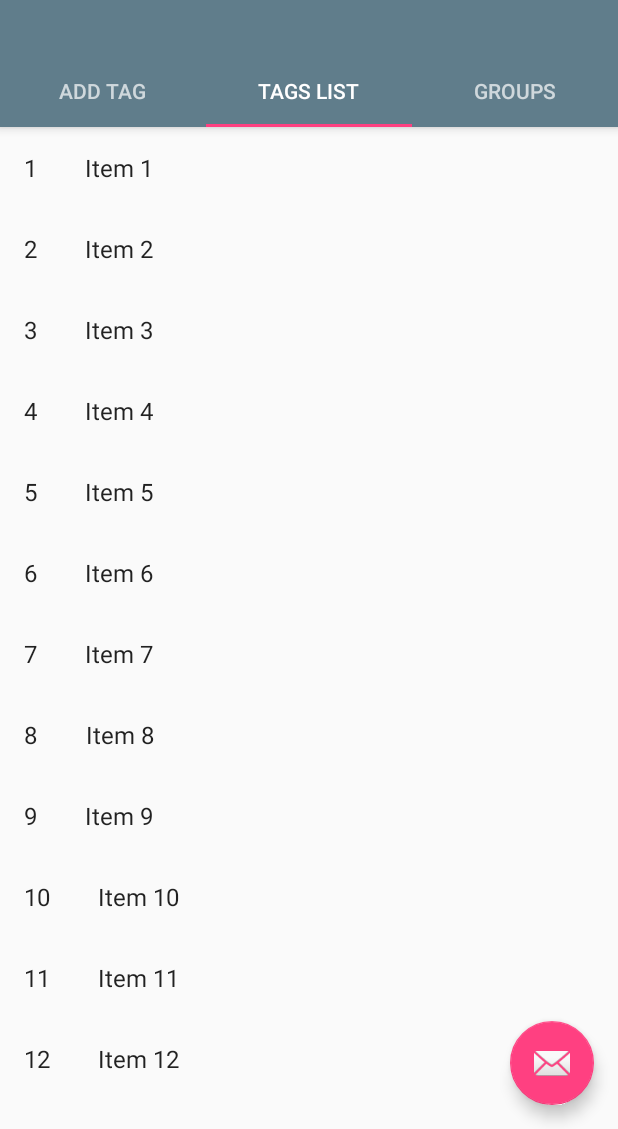
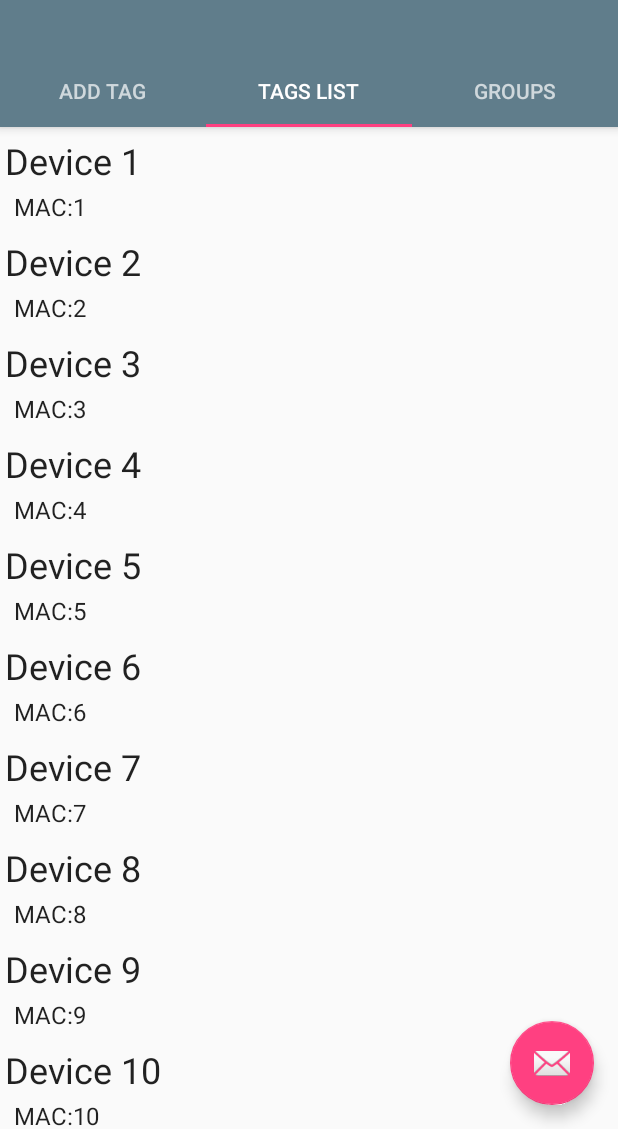
Before and after one commit to NishadSaraf/TeleScope, an Android app: the TelescopeActivity screen opened directly, with no data from a screen before it, tab 2 chosen, on a phone screen of 412 x 824 dp, the part 107-1236 px from its top. Run offline under Robolectric (Android 15) with nearby library versions, the phone set to English and light mode, and no system bars; 1 statement that could not run was skipped.

Commit message:
modified tags list fragment

```diff
--- /dev/null
+++ b/app/src/main/java/edu/pdx/telescope/finalproject/ece558/ece558telescope/BLETag.java
@@ -0,0 +1,75 @@
+package edu.pdx.telescope.finalproject.ece558.ece558telescope;
+
+/**
+ * Created by Spoorthi Chandra.K on 12/5/2016.
+ */
+
+import android.bluetooth.BluetoothDevice;
+
+/***
+ * Class that handles one BLE tag
+ */
+public class BLETag {
+
+    // Attributes of a BLE tag
+    private String mMACAddress;
+    private String mDeviceName;
+    private BluetoothDevice mDevice;
+    private boolean isSavedTag;
+
+    /***
+     * Default constructor
+     */
+    public BLETag() {
+        this.setmDeviceName("Unknown tag");
+    }
+
+    /***
+     * Parametrized constructor
+     * @param mMACAddress MAC address of the tag device
+     * @param mDeviceName Name of tag device
+     * @param mDevice Bluetooth device reference
+     * @param isSavedTag is the tag already saved
+     */
+    public BLETag(String mMACAddress, String mDeviceName, BluetoothDevice mDevice, boolean isSavedTag) {
+        this.setmMACAddress( mMACAddress);
+        this.setmDeviceName(mDeviceName);
+        this.setmDevice(mDevice);
+        this.setSavedTag(isSavedTag);
+    }
+
+    public boolean isSavedTag() {
+        return isSavedTag;
+    }
+
+    public void setSavedTag(boolean savedTag) {
+        isSavedTag = savedTag;
+    }
+
+    public String getmMACAddress() {
+        return mMACAddress;
+    }
+
+    public void setmMACAddress(String mMACAddress) {
+        this.mMACAddress = mMACAddress;
+    }
+
+    public String getmDeviceName() {
+        return mDeviceName;
+    }
+
+    public void setmDeviceName(String mDeviceName) {
+        this.mDeviceName = mDeviceName;
+    }
+
+    public BluetoothDevice getmDevice() {
+        return mDevice;
+    }
+
+    public void setmDevice(BluetoothDevice mDevice) {
+        this.mDevice = mDevice;
+    }
+
+
+
+}
--- a/app/src/main/java/edu/pdx/telescope/finalproject/ece558/ece558telescope/MyTagsRecyclerViewAdapter.java
+++ b/app/src/main/java/edu/pdx/telescope/finalproject/ece558/ece558telescope/MyTagsRecyclerViewAdapter.java
@@ -6,10 +6,9 @@ import android.view.View;
 import android.view.ViewGroup;
 import android.widget.TextView;
 
-import edu.pdx.telescope.finalproject.ece558.ece558telescope.TagsFragment.OnListFragmentInteractionListener;
 import edu.pdx.telescope.finalproject.ece558.ece558telescope.dummy.DummyContent.DummyItem;
 
-import java.util.List;
+import java.util.ArrayList;
 
 /**
  * {@link RecyclerView.Adapter} that can display a {@link DummyItem} and makes a call to the
@@ -18,10 +17,17 @@ import java.util.List;
  */
 public class MyTagsRecyclerViewAdapter extends RecyclerView.Adapter<MyTagsRecyclerViewAdapter.ViewHolder> {
 
-    private final List<DummyItem> mValues;
+
+    //Attributes of MyTagsRecyclerViewAdapter
+    private final ArrayList<BLETag> mValues;
     private final TagsFragment.OnListFragmentInteractionListener mListener;
 
-    public MyTagsRecyclerViewAdapter(List<DummyItem> items, TagsFragment.OnListFragmentInteractionListener listener) {
+    /***
+     * Parametrized constructor
+     * @param items Dataset for adapter
+     * @param listener Listener to interact with
+     */
+    public MyTagsRecyclerViewAdapter(ArrayList<BLETag> items, TagsFragment.OnListFragmentInteractionListener listener) {
         mValues = items;
         mListener = listener;
     }
@@ -29,15 +35,15 @@ public class MyTagsRecyclerViewAdapter extends RecyclerView.Adapter<MyTagsRecycl
     @Override
     public ViewHolder onCreateViewHolder(ViewGroup parent, int viewType) {
         View view = LayoutInflater.from(parent.getContext())
-                .inflate(R.layout.fragment_tags, parent, false);
+                .inflate(R.layout.fragment_tag_info, parent, false);
         return new ViewHolder(view);
     }
 
     @Override
     public void onBindViewHolder(final ViewHolder holder, int position) {
         holder.mItem = mValues.get(position);
-        holder.mIdView.setText(mValues.get(position).id);
-        holder.mContentView.setText(mValues.get(position).content);
+        holder.mDeviceName.setText(mValues.get(position).getmDeviceName());
+        holder.mMACAddress.setText(mValues.get(position).getmMACAddress());
 
         holder.mView.setOnClickListener(new View.OnClickListener() {
             @Override
@@ -58,20 +64,20 @@ public class MyTagsRecyclerViewAdapter extends RecyclerView.Adapter<MyTagsRecycl
 
     public class ViewHolder extends RecyclerView.ViewHolder {
         public final View mView;
-        public final TextView mIdView;
-        public final TextView mContentView;
-        public DummyItem mItem;
+        public final TextView mDeviceName;
+        public final TextView mMACAddress;
+        public BLETag mItem;
 
         public ViewHolder(View view) {
             super(view);
             mView = view;
-            mIdView = (TextView) view.findViewById(R.id.id);
-            mContentView = (TextView) view.findViewById(R.id.content);
+            mDeviceName = (TextView) view.findViewById(R.id.tag_name);
+            mMACAddress = (TextView) view.findViewById(R.id.tag_mac_address);
         }
 
         @Override
         public String toString() {
-            return super.toString() + " '" + mContentView.getText() + "'";
+            return super.toString() + " '" + mMACAddress.getText() + "'";
         }
     }
 }
--- a/app/src/main/java/edu/pdx/telescope/finalproject/ece558/ece558telescope/TagsFragment.java
+++ b/app/src/main/java/edu/pdx/telescope/finalproject/ece558/ece558telescope/TagsFragment.java
@@ -13,6 +13,7 @@ import android.view.ViewGroup;
 import edu.pdx.telescope.finalproject.ece558.ece558telescope.dummy.DummyContent;
 import edu.pdx.telescope.finalproject.ece558.ece558telescope.dummy.DummyContent.DummyItem;
 
+import java.util.ArrayList;
 import java.util.List;
 
 /**
@@ -69,7 +70,8 @@ public class TagsFragment extends Fragment {
             } else {
                 recyclerView.setLayoutManager(new GridLayoutManager(context, mColumnCount));
             }
-            recyclerView.setAdapter(new MyTagsRecyclerViewAdapter(DummyContent.ITEMS, mListener));
+            ArrayList<BLETag> tagList = ((TelescopeActivity)getActivity()).getmBLETags();
+            recyclerView.setAdapter(new MyTagsRecyclerViewAdapter(tagList, mListener));
         }
         return view;
     }
@@ -104,6 +106,6 @@ public class TagsFragment extends Fragment {
      */
     public interface OnListFragmentInteractionListener {
         // TODO: Update argument type and name
-        void onListFragmentInteraction(DummyItem item);
+        void onListFragmentInteraction(BLETag item);
     }
 }
--- a/app/src/main/java/edu/pdx/telescope/finalproject/ece558/ece558telescope/TelescopeActivity.java
+++ b/app/src/main/java/edu/pdx/telescope/finalproject/ece558/ece558telescope/TelescopeActivity.java
@@ -51,8 +51,12 @@ public class TelescopeActivity extends AppCompatActivity
     //References for bluetooth management
     private BluetoothManager mBluetoothManager;
     private BluetoothAdapter mBluetoothAdapter;
+
+    //TODO: remove mDevices because it is no longer in use
     private SparseArray<BluetoothDevice> mDevices;  //stores all the available devices
     private BluetoothGatt mConnectedGatt;           //represents the connected device
+
+    private ArrayList<BLETag> mBLETags;
 
     private Handler mHandler = new Handler();       //Handles updates to UI
 
@@ -71,6 +75,23 @@ public class TelescopeActivity extends AppCompatActivity
      */
     private ViewPager mViewPager;
 
+    /***
+     * Getter for BLETags
+     * @return
+     */
+    public ArrayList<BLETag> getmBLETags() {
+        return mBLETags;
+    }
+
+    //TODO: Dummy method, remove after testing
+    private void populateTagForTesting()
+    {
+        for (int i=0; i< 10;i++)
+        {
+            BLETag tagItem = new BLETag("MAC:"+(i+1),"Device "+(i+1),null,false);
+            mBLETags.add(tagItem);
+        }
+    }
     @Override
     protected void onCreate(Bundle savedInstanceState) {
         super.onCreate(savedInstanceState);
@@ -80,6 +101,7 @@ public class TelescopeActivity extends AppCompatActivity
         mBluetoothManager = (BluetoothManager) getSystemService(BLUETOOTH_SERVICE);
         mBluetoothAdapter = mBluetoothManager.getAdapter();
         mDevices = new SparseArray<BluetoothDevice>();
+        mBLETags = new ArrayList<BLETag>();
 
         Toolbar toolbar = (Toolbar) findViewById(R.id.toolbar);
         setSupportActionBar(toolbar);
@@ -104,6 +126,8 @@ public class TelescopeActivity extends AppCompatActivity
             }
         });
 
+        //TODO: dummy method for testing
+        populateTagForTesting();
     }
 
 
@@ -340,7 +364,9 @@ public class TelescopeActivity extends AppCompatActivity
             Log.i(TAG, "New LE Device: " + device.getName() + " @ " + result.getRssi());
 
             //Add it to the collection
-            mDevices.put(device.hashCode(), device);
+            //TODO: give proper bool for is tag already saved
+            //mDevices.put(device.hashCode(), device);
+            mBLETags.add(new BLETag(device.getAddress(),device.getName(),device,false));
 
             //Update the overflow menu
             invalidateOptionsMenu();
@@ -350,8 +376,8 @@ public class TelescopeActivity extends AppCompatActivity
     };
 
     @Override
-    public void onListFragmentInteraction(DummyContent.DummyItem item) {
-        Toast.makeText(this,item.content,Toast.LENGTH_SHORT).show();
+    public void onListFragmentInteraction(BLETag item) {
+        Toast.makeText(this,item.getmDeviceName(),Toast.LENGTH_SHORT).show();
     }
 
     //TODO: Make onTagAdded() meaningful
--- /dev/null
+++ b/app/src/main/res/layout/fragment_tag_info.xml
@@ -0,0 +1,30 @@
+<?xml version="1.0" encoding="utf-8"?>
+<RelativeLayout xmlns:android="http://schemas.android.com/apk/res/android"
+    android:layout_width="wrap_content"
+    android:layout_height="wrap_content">
+
+    <TextView
+        android:id="@+id/tag_name"
+        android:layout_width="wrap_content"
+        android:layout_height="wrap_content"
+        android:layout_alignParentTop="true"
+        android:layout_alignParentStart="true"
+        android:layout_marginTop="@dimen/list_item_medium_margin"
+        android:layout_marginLeft="@dimen/list_item_small_margin"
+        android:layout_marginRight="@dimen/list_item_small_margin"
+        android:layout_marginBottom="@dimen/list_item_small_margin"
+        android:textAppearance="@style/TextAppearance.AppCompat.Headline"
+        android:text="My Key" />
+
+    <TextView
+        android:id="@+id/tag_mac_address"
+        android:layout_below="@+id/tag_name"
+        android:layout_width="wrap_content"
+        android:layout_height="wrap_content"
+        android:layout_marginLeft="@dimen/list_item_large_margin"
+        android:layout_marginRight="@dimen/list_item_small_margin"
+        android:layout_marginBottom="@dimen/list_item_small_margin"
+        android:textAppearance="@style/TextAppearance.AppCompat.Subhead"
+        android:textAllCaps="true"
+        android:text="O4:56:FF:9A:A1" />
+</RelativeLayout>
--- a/app/src/main/res/layout/fragment_tags.xml
+++ /dev/null
@@ -1,20 +0,0 @@
-<?xml version="1.0" encoding="utf-8"?>
-<LinearLayout xmlns:android="http://schemas.android.com/apk/res/android"
-    android:layout_width="wrap_content"
-    android:layout_height="wrap_content"
-    android:orientation="horizontal">
-
-    <TextView
-        android:id="@+id/id"
-        android:layout_width="wrap_content"
-        android:layout_height="wrap_content"
-        android:layout_margin="@dimen/text_margin"
-        android:textAppearance="?attr/textAppearanceListItem" />
-
-    <TextView
-        android:id="@+id/content"
-        android:layout_width="wrap_content"
-        android:layout_height="wrap_content"
-        android:layout_margin="@dimen/text_margin"
-        android:textAppearance="?attr/textAppearanceListItem" />
-</LinearLayout>
--- a/app/src/main/res/layout/fragment_tags_list.xml
+++ b/app/src/main/res/layout/fragment_tags_list.xml
@@ -10,4 +10,4 @@
     android:layout_marginRight="16dp"
     app:layoutManager="LinearLayoutManager"
     tools:context="edu.pdx.telescope.finalproject.ece558.ece558telescope.TagsFragment"
-    tools:listitem="@layout/fragment_tags" />
+    tools:listitem="@layout/fragment_tag_info" />
--- a/app/src/main/res/values/dimens.xml
+++ b/app/src/main/res/values/dimens.xml
@@ -5,4 +5,9 @@
     <dimen name="fab_margin">16dp</dimen>
     <dimen name="appbar_padding_top">8dp</dimen>
     <dimen name="text_margin">16dp</dimen>
+
+    <!-- Listview dimensions -->
+    <dimen name="list_item_large_margin">9dp</dimen>
+    <dimen name="list_item_medium_margin">6dp</dimen>
+    <dimen name="list_item_small_margin">3dp</dimen>
 </resources>
```
